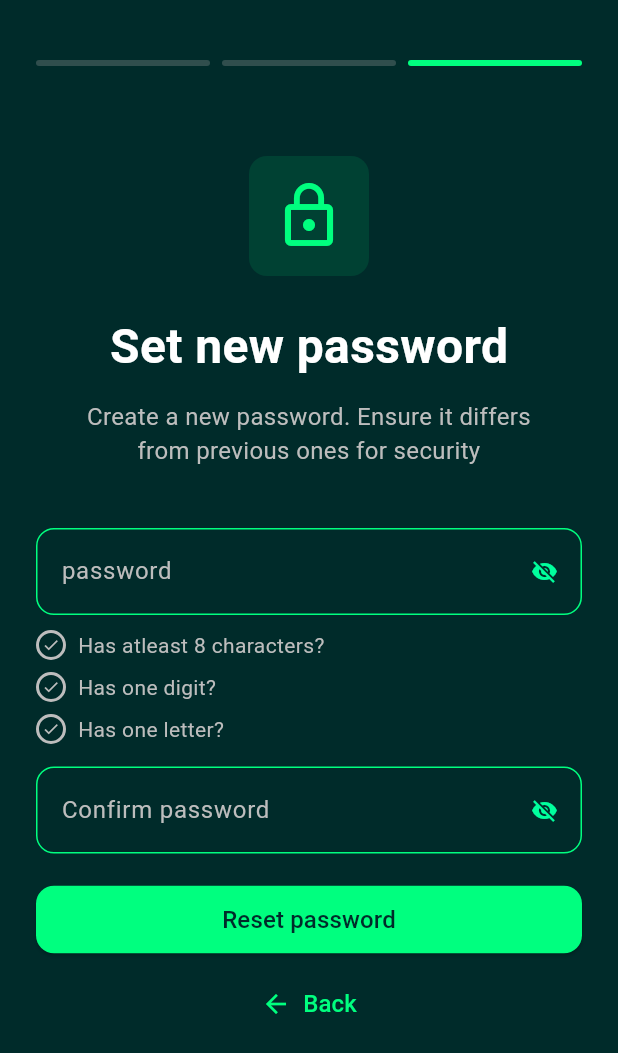
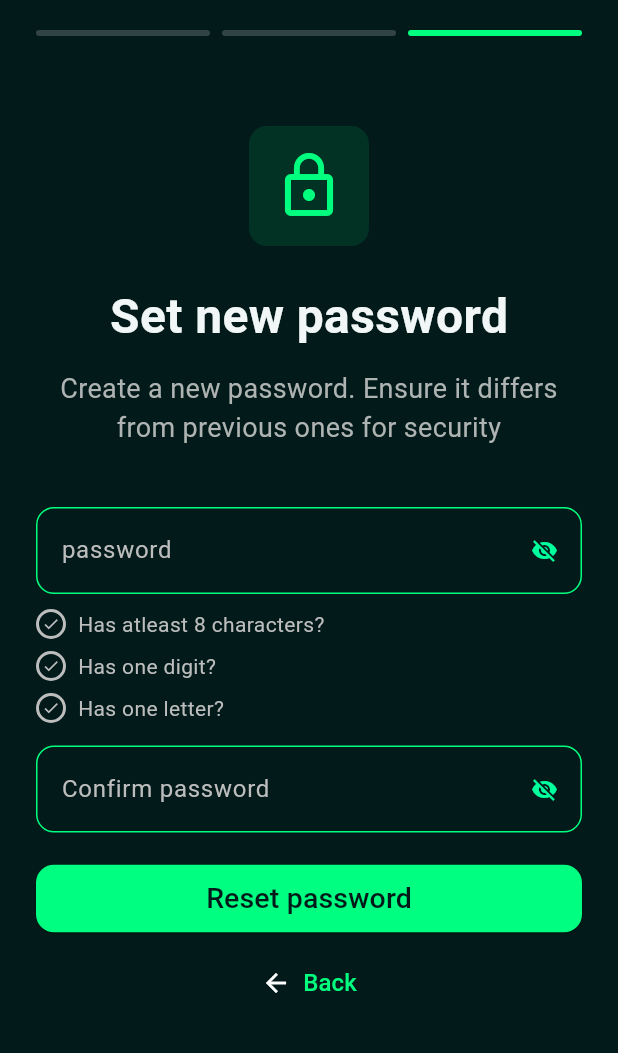
Before and after one commit to syigen/safe-app, a Flutter app: the SetNewPasswordScreen screen opened directly, on a phone screen of 412 x 824 dp. Shown: the top 1053 px of the screen. Run offline on Flutter 3.47's test engine with Material 3 defaults, Android fonts, the phone set to English and light mode, and no system bars; our stand-ins replace dotted_border, flutter_dotenv, flutter_riverpod, fluttertoast, geocoding, google_maps_flutter and 5 more; missing offline and left inert: app_settings, dart:ffi; accounts and stored records are empty.

Commit message:
fix minor bugs in set_new_password_page.dart

```diff
--- a/lib/pages/set_new_password_page.dart
+++ b/lib/pages/set_new_password_page.dart
@@ -44,7 +44,7 @@ class _SetNewPasswordScreenState extends State<SetNewPasswordScreen> {
   @override
   Widget build(BuildContext context) {
     return Scaffold(
-      backgroundColor: const Color(0xFF002B2A),
+      backgroundColor: const Color(0xFF021B1A),
       body: SafeArea(
         child: SingleChildScrollView(
           child: Padding(
@@ -57,7 +57,7 @@ class _SetNewPasswordScreenState extends State<SetNewPasswordScreen> {
               ),
               child: Column(
                 children: [
-                  const SizedBox(height: 40),
+                  const SizedBox(height: 20),
                   Row(
                     children: [
                       Expanded(
@@ -108,17 +108,17 @@ class _SetNewPasswordScreenState extends State<SetNewPasswordScreen> {
                   const Text(
                     'Set new password',
                     style: TextStyle(
-                      color: Colors.white,
+                      color: Color(0xFFf1F7F6),
                       fontSize: 32,
                       fontWeight: FontWeight.bold,
                     ),
                   ),
                   const SizedBox(height: 12),
-                  Text(
+                  const Text(
                     'Create a new password. Ensure it differs\nfrom previous ones for security',
                     style: TextStyle(
-                      color: Colors.grey[400],
-                      fontSize: 16,
+                      color: Color(0xFFAFB4B3),
+                      fontSize: 18,
                     ),
                     textAlign: TextAlign.center,
                   ),
@@ -216,7 +216,7 @@ class _SetNewPasswordScreenState extends State<SetNewPasswordScreen> {
                       );
                     },
                     style: ElevatedButton.styleFrom(
-                      backgroundColor: const Color(0xFF00FF7F),
+                      backgroundColor: const Color(0xFF00FF81),
                       minimumSize: const Size(double.infinity, 45),
                       shape: RoundedRectangleBorder(
                         borderRadius: BorderRadius.circular(12),
@@ -225,8 +225,8 @@ class _SetNewPasswordScreenState extends State<SetNewPasswordScreen> {
                     child: const Text(
                       'Reset password',
                       style: TextStyle(
-                        fontSize: 16,
-                        color: Color(0xFF002B2A),
+                        fontSize: 19,
+                        color: Color(0xFF021B1A),
                       ),
                     ),
                   ),
@@ -240,7 +240,7 @@ class _SetNewPasswordScreenState extends State<SetNewPasswordScreen> {
                     child: const Row(
                       mainAxisSize: MainAxisSize.min,
                       children: [
-                        Icon(Icons.arrow_back, size: 20),
+                        Icon(Icons.arrow_back, size: 20, color:Colors.white),
                         SizedBox(width: 8),
                         Text(
                           'Back',
```
